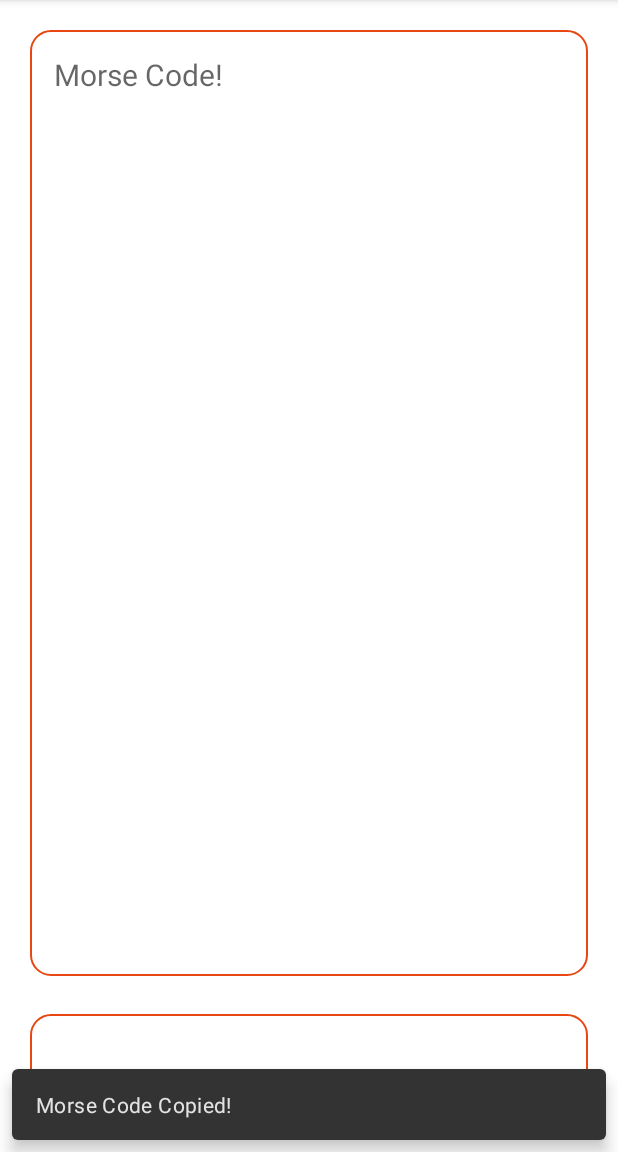
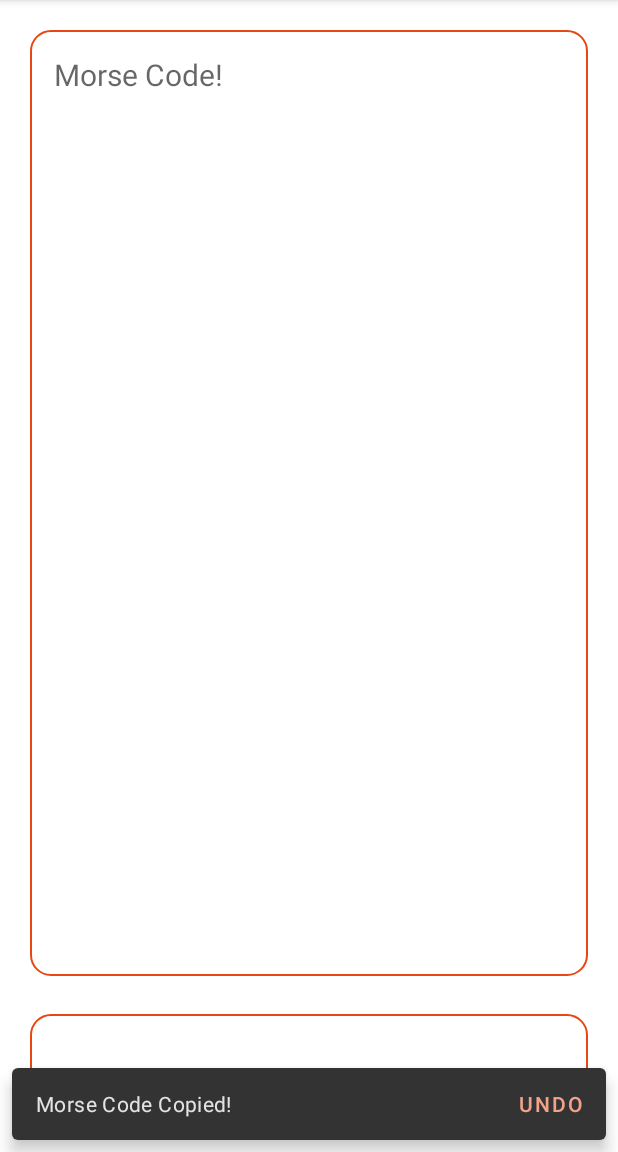
Before and after one commit to bharathkalyans/MorseCodeGenerator, an Android app: the screen it shows after launch (MainActivity), after a tap on "Copy", on a phone screen of 412 x 824 dp, the part 84-1236 px from its top. Run offline under Robolectric (Android 15) with nearby library versions, the phone set to English and light mode, and no system bars; our stand-ins replace data binding.

Commit message:
Added UNDO option for the ClipBoard!

```diff
--- a/app/src/main/java/com/bharathkalyans/morsecodegenerator/MainActivity.kt
+++ b/app/src/main/java/com/bharathkalyans/morsecodegenerator/MainActivity.kt
@@ -3,6 +3,7 @@ package com.bharathkalyans.morsecodegenerator
 import android.content.ClipData
 import android.content.ClipboardManager
 import android.content.Context
+import android.os.Build
 import android.os.Bundle
 import android.text.Editable
 import android.text.TextWatcher
@@ -10,6 +11,7 @@ import android.view.Menu
 import android.view.MenuInflater
 import android.view.MenuItem
 import android.widget.Toast
+import androidx.annotation.RequiresApi
 import androidx.appcompat.app.AppCompatActivity
 import androidx.databinding.DataBindingUtil
 import androidx.lifecycle.ViewModelProvider
@@ -120,6 +122,7 @@ class MainActivity : AppCompatActivity() {
         return super.onCreateOptionsMenu(menu)
     }
 
+    @RequiresApi(Build.VERSION_CODES.P)
     override fun onOptionsItemSelected(item: MenuItem): Boolean {
         return when (item.itemId) {
             R.id.copyMorseCode -> {
@@ -129,7 +132,11 @@ class MainActivity : AppCompatActivity() {
                     ClipData.newPlainText("Morse Code", text)
 
                 clipboard.setPrimaryClip(clip)
-                Snackbar.make(this, binding.etPlainText, "Morse Code Copied!", Snackbar.LENGTH_LONG).show()
+                Snackbar.make(this, binding.etPlainText, "Morse Code Copied!", Snackbar.LENGTH_LONG)
+                    .setAction(R.string.undo) {
+                        clipboard.clearPrimaryClip()
+                    }
+                    .show()
                 true
             }
             R.id.clearAllFields -> {
--- a/app/src/main/res/values/strings.xml
+++ b/app/src/main/res/values/strings.xml
@@ -3,5 +3,6 @@
     <string name="morse_code">Morse Code!</string>
     <string name="enter_message">Enter Message</string>
     <string name="copy">Copy</string>
+    <string name="undo">UNDO</string>
     <string name="clear_all">Clear All</string>
 </resources>
```
